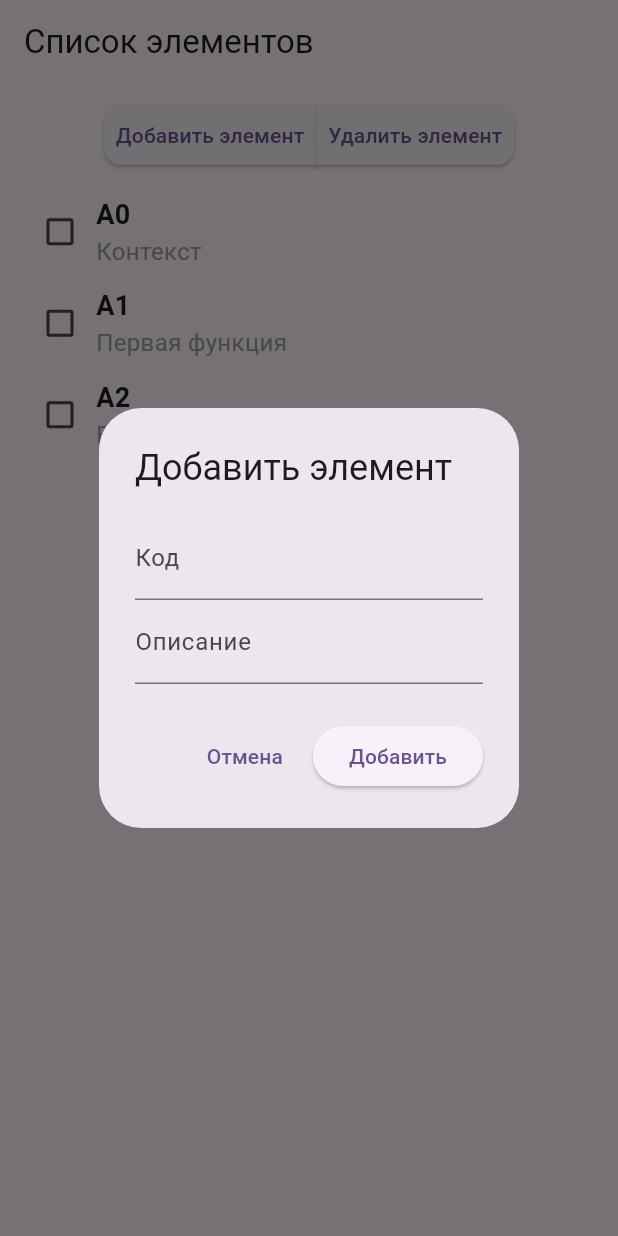
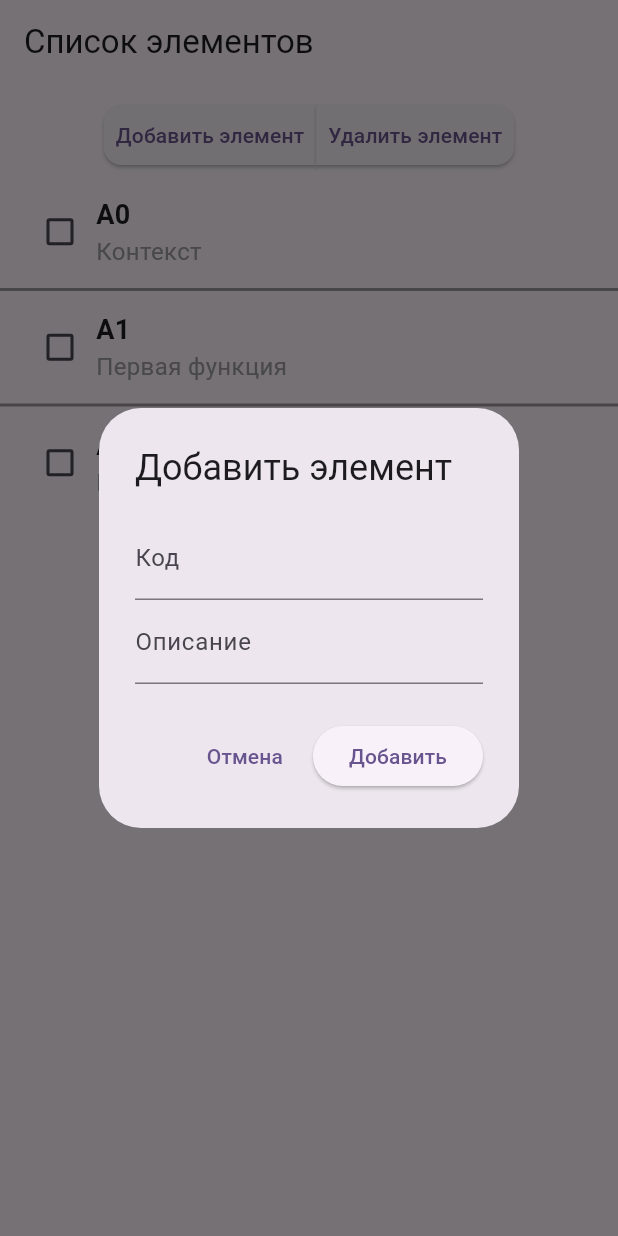
Before and after one commit to Ramazanova-pea/flutter_pr1, a Flutter app: the screen it shows after launch, after a tap on "Добавить элемент", on a phone screen of 412 x 824 dp. Run offline on Flutter 3.47's test engine with Material 3 defaults, Android fonts, the light colour scheme and no system bars.

Commit message:
Работа с ListView separated

```diff
--- /dev/null
+++ b/lib/ListViewSeparatedScreen.dart
@@ -0,0 +1,125 @@
+import 'package:flutter/material.dart';
+import 'Elements.dart';
+
+class ListViewSeparatedScreen extends StatefulWidget {
+  const ListViewSeparatedScreen({super.key});
+
+  @override
+  State<ListViewSeparatedScreen> createState() => _ListViewSeparatedScreenState();
+}
+class _ListViewSeparatedScreenState extends State<ListViewSeparatedScreen> {
+  // список элементов
+  final List<Map<String, dynamic>> elements = [
+    {"code": "А0", "content": "Контекст", "selected": false},
+    {"code": "А1", "content": "Первая функция", "selected": false},
+    {"code": "А2", "content": "Вторая функция", "selected": false},
+  ];
+
+  // метод для показа диалога добавления
+  void _showAddDialog() {
+    final codeController = TextEditingController();
+    final contentController = TextEditingController();
+
+    showDialog(
+      context: context,
+      builder: (context) {
+        return AlertDialog(
+          title: const Text("Добавить элемент"),
+          content: Column(
+            mainAxisSize: MainAxisSize.min,
+            children: [
+              TextField(
+                controller: codeController,
+                decoration: const InputDecoration(labelText: "Код"),
+              ),
+              TextField(
+                controller: contentController,
+                decoration: const InputDecoration(labelText: "Описание"),
+              ),
+            ],
+          ),
+          actions: [
+            TextButton(
+              onPressed: () => Navigator.pop(context),
+              child: const Text("Отмена"),
+            ),
+            ElevatedButton(
+              onPressed: () {
+                if (codeController.text.isNotEmpty &&
+                    contentController.text.isNotEmpty) {
+                  setState(() {
+                    elements.add({
+                      "code": codeController.text,
+                      "content": contentController.text,
+                      "selected": false,
+                    });
+                  });
+                  Navigator.pop(context); // закрыть диалог
+                }
+              },
+              child: const Text("Добавить"),
+            ),
+          ],
+        );
+      },
+    );
+  }
+
+  // метод для удаления отмеченных элементов
+  void _deleteSelected() {
+    setState(() {
+      elements.removeWhere((item) => item["selected"] == true);
+    });
+  }
+
+  @override
+  Widget build(BuildContext context) {
+    return Scaffold(
+      appBar: AppBar(title: const Text("Список элементов")),
+      body: Column(
+        children: [
+          const SizedBox(height: 10),
+          Row(
+            mainAxisAlignment: MainAxisAlignment.center,
+            children: [
+              LeftRoundedButton(
+                text: "Добавить элемент",
+                onPressed: _showAddDialog,
+              ),
+              RightRoundedButton(
+                text: "Удалить элемент",
+                onPressed: _deleteSelected,
+              ),
+            ],
+          ),
+          const SizedBox(height: 10),
+          Expanded(
+            child: ListView.separated(
+              itemCount: elements.length,
+              itemBuilder: (context, index) {
+                final item = elements[index];
+                return Padding(
+                  padding: const EdgeInsets.symmetric(horizontal: 16, vertical: 6),
+                  child: ElementIDEF(
+                    code: item["code"]!,
+                    content: item["content"]!,
+                    selected: item["selected"]!,
+                    onChanged: (value) {
+                      setState(() {
+                        item["selected"] = value;
+                      });
+                    },
+                  ),
+                );
+              },
+              separatorBuilder: (context, index) => const Divider(
+                color: Colors.black38,
+                thickness: 2,
+              ),
+            ),
+          ),
+        ],
+      ),
+    );
+  }
+}
--- a/lib/main.dart
+++ b/lib/main.dart
@@ -1,6 +1,7 @@
 import 'package:flutter/material.dart';
 import 'package:flutter_pr1/ListViewBuilderScreen.dart';
 import 'CollumScreen.dart';
+import 'ListViewSeparatedScreen.dart';
 
 void main() {
   runApp(const MyApp());
@@ -16,7 +17,7 @@ class MyApp extends StatelessWidget {
       theme: ThemeData(
         colorScheme: ColorScheme.fromSeed(seedColor: Colors.deepPurple),
       ),
-      home: const ListViewBuilderScreen(),
+      home: const ListViewSeparatedScreen(),
     );
   }
 }
```
